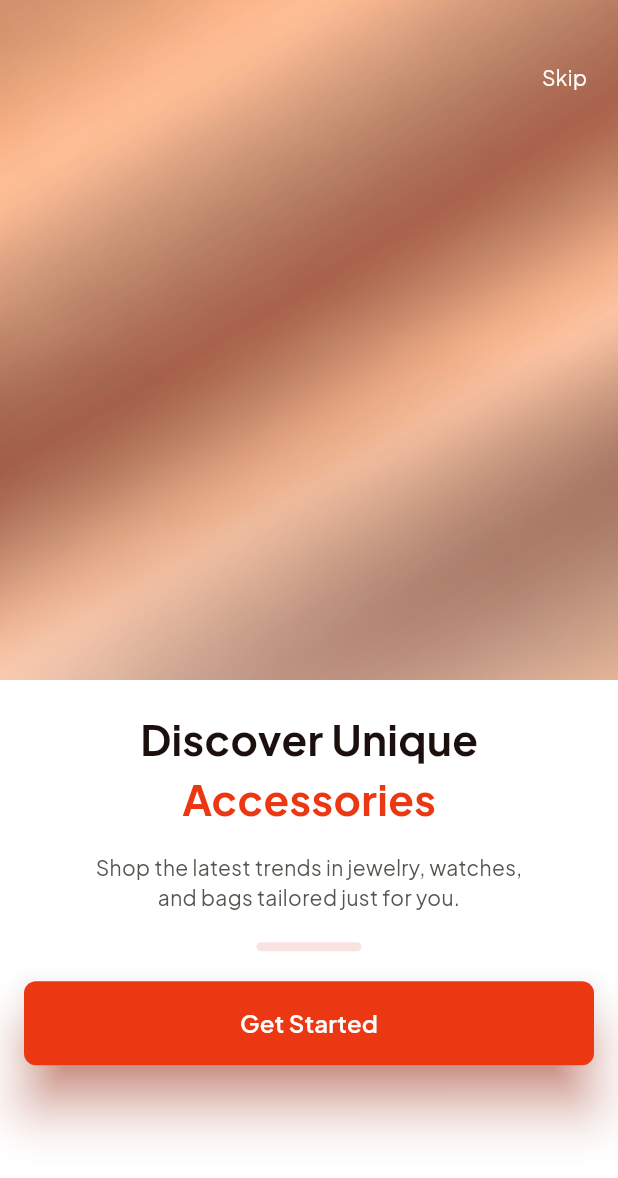
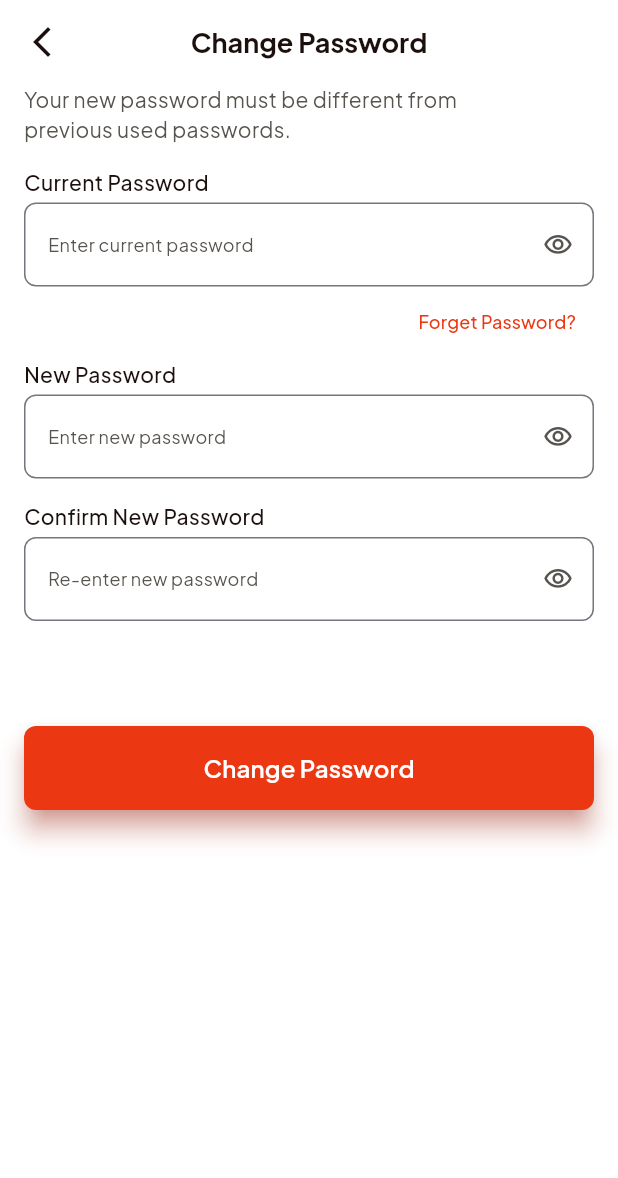
Before and after one commit to yousef1719/graduation_project_nti, a Flutter app: the screen it shows after launch, on a phone screen of 412 x 824 dp. Shown: the top 1178 px of the screen. Run offline on Flutter 3.47's test engine with Material 3 defaults, Android fonts, the phone set to English and light mode, and no system bars; our stand-ins replace flutter_svg.

Commit message:
Add Change Password Screen

```diff
--- /dev/null
+++ b/lib/core/shared_widgets/custom_app_bar.dart
@@ -0,0 +1,29 @@
+import 'package:flutter/material.dart';
+import 'package:graduation_project_nti/core/constants/app_colors.dart';
+import 'package:graduation_project_nti/core/shared_widgets/custom_text.dart';
+
+class CustomAppBar extends StatelessWidget {
+  const CustomAppBar({super.key, this.onPressedLeading, this.title});
+  final void Function()? onPressedLeading;
+  final String? title;
+
+  @override
+  Widget build(BuildContext context) {
+    return AppBar(
+      elevation: 0,
+      scrolledUnderElevation: 0,
+      backgroundColor: AppColors.backgroundColor,
+      centerTitle: true,
+      title: CustomText(
+        text: title ?? '',
+        fontSize: 18,
+        fontWeight: FontWeight.bold,
+        color: AppColors.textColor,
+      ),
+      leading: IconButton(
+        onPressed: onPressedLeading,
+        icon: Icon(Icons.arrow_back_ios_new, color: AppColors.textColor),
+      ),
+    );
+  }
+}
--- a/lib/core/shared_widgets/custom_elevated_button.dart
+++ b/lib/core/shared_widgets/custom_elevated_button.dart
@@ -19,8 +19,8 @@ class CustomElevatedButton extends StatelessWidget {
       style: ElevatedButton.styleFrom(
         backgroundColor: Color(0xffEC3713),
         minimumSize: Size(double.infinity, 56),
-        elevation: 15,
-        shadowColor: AppColors.primaryColor.withOpacity(1),
+        elevation: 7,
+        shadowColor: AppColors.primaryColor.withOpacity(0.8),
         shape: RoundedRectangleBorder(
           borderRadius: BorderRadiusGeometry.circular(8),
         ),
--- /dev/null
+++ b/lib/core/shared_widgets/custom_text_button.dart
@@ -0,0 +1,25 @@
+import 'package:flutter/material.dart';
+import 'package:graduation_project_nti/core/shared_widgets/custom_text.dart';
+
+class CustomTextButton extends StatelessWidget {
+  const CustomTextButton({
+    super.key,
+    this.onPressed,
+    required this.text,
+    required this.fontSize,
+    required this.color,
+  });
+  final void Function()? onPressed;
+  final String text;
+  final double fontSize;
+  final Color color;
+
+  @override
+  Widget build(BuildContext context) {
+    return TextButton(
+      onPressed: onPressed,
+
+      child: CustomText(text: text, fontSize: fontSize, color: color),
+    );
+  }
+}
--- a/lib/features/auth/presentation/screens/Create_password_Screen.dart
+++ b/lib/features/auth/presentation/screens/Create_password_Screen.dart
@@ -1,6 +1,7 @@
 import 'package:flutter/material.dart';
 import 'package:graduation_project_nti/core/constants/app_colors.dart';
 import 'package:graduation_project_nti/core/helpers/validators.dart';
+import 'package:graduation_project_nti/core/shared_widgets/custom_app_bar.dart';
 import 'package:graduation_project_nti/core/shared_widgets/custom_elevated_button.dart';
 import 'package:graduation_project_nti/features/auth/presentation/widgets/Header.dart';
 import 'package:graduation_project_nti/features/auth/presentation/widgets/custom_text_form_field.dart';
@@ -15,18 +16,17 @@ class CreatePasswordScreen extends StatefulWidget {
 class _CreatePasswordScreenState extends State<CreatePasswordScreen> {
   final TextEditingController newPassword = TextEditingController();
   final TextEditingController confirmPassword = TextEditingController();
-  bool isVisible = true;
+  bool isVisible = false;
   @override
   Widget build(BuildContext context) {
     return Scaffold(
       backgroundColor: AppColors.backgroundColor,
-      appBar: AppBar(
-        elevation: 0,
-        scrolledUnderElevation: 0,
-        backgroundColor: AppColors.backgroundColor,
-        leading: IconButton(
-          onPressed: () {},
-          icon: Icon(Icons.arrow_back_ios_new),
+      appBar: PreferredSize(
+        preferredSize: const Size.fromHeight(kToolbarHeight),
+        child: CustomAppBar(
+          onPressedLeading: () {
+            Navigator.pop(context);
+          },
         ),
       ),
       body: Padding(
--- a/lib/features/auth/presentation/screens/register_screen.dart
+++ b/lib/features/auth/presentation/screens/register_screen.dart
@@ -5,6 +5,7 @@ import 'package:flutter_svg/flutter_svg.dart';
 import 'package:graduation_project_nti/core/constants/app_colors.dart';
 import 'package:graduation_project_nti/core/constants/app_images.dart';
 import 'package:graduation_project_nti/core/helpers/validators.dart';
+import 'package:graduation_project_nti/core/shared_widgets/custom_app_bar.dart';
 import 'package:graduation_project_nti/core/shared_widgets/custom_elevated_button.dart';
 import 'package:graduation_project_nti/core/shared_widgets/custom_text.dart';
 import 'package:graduation_project_nti/features/auth/presentation/widgets/custom_text_form_field.dart';
@@ -36,13 +37,12 @@ class _RegisterScreenState extends State<RegisterScreen> {
   Widget build(BuildContext context) {
     return Scaffold(
       backgroundColor: AppColors.backgroundColor,
-      appBar: AppBar(
-        elevation: 0,
-        scrolledUnderElevation: 0,
-        backgroundColor: AppColors.backgroundColor,
-        leading: IconButton(
-          onPressed: () {},
-          icon: Icon(Icons.arrow_back_ios_new, color: AppColors.textColor),
+      appBar: PreferredSize(
+        preferredSize: const Size.fromHeight(kToolbarHeight),
+        child: CustomAppBar(
+          onPressedLeading: () {
+            Navigator.pop(context);
+          },
         ),
       ),
       body: SafeArea(
--- a/lib/features/auth/presentation/widgets/custom_text_form_field.dart
+++ b/lib/features/auth/presentation/widgets/custom_text_form_field.dart
@@ -61,7 +61,7 @@ class CustomTextField extends StatelessWidget {
             ),
           ),
         ),
-        SizedBox(height: 5),
+        // SizedBox(height: 5),
       ],
     );
   }
--- /dev/null
+++ b/lib/features/profile/presentation/screens/change_pssword_screen.dart
@@ -0,0 +1,139 @@
+import 'package:flutter/material.dart';
+import 'package:graduation_project_nti/core/constants/app_colors.dart';
+import 'package:graduation_project_nti/core/helpers/validators.dart';
+import 'package:graduation_project_nti/core/shared_widgets/custom_app_bar.dart';
+import 'package:graduation_project_nti/core/shared_widgets/custom_elevated_button.dart';
+import 'package:graduation_project_nti/core/shared_widgets/custom_text.dart';
+import 'package:graduation_project_nti/core/shared_widgets/custom_text_button.dart';
+import 'package:graduation_project_nti/features/auth/presentation/widgets/custom_text_form_field.dart';
+
+class ChangePasswordScreen extends StatefulWidget {
+  const ChangePasswordScreen({super.key});
+
+  @override
+  State<ChangePasswordScreen> createState() => _ChangePasswordScreenState();
+}
+
+class _ChangePasswordScreenState extends State<ChangePasswordScreen> {
+  TextEditingController currentPasswordController = TextEditingController();
+  TextEditingController newPasswordController = TextEditingController();
+  TextEditingController confirmNewPasswordController = TextEditingController();
+  bool isCurrentVisible = false;
+  bool isNewVisible = false;
+  bool isConfirmVisible = false;
+  @override
+  Widget build(BuildContext context) {
+    return Scaffold(
+      backgroundColor: AppColors.backgroundColor,
+      appBar: PreferredSize(
+        preferredSize: const Size.fromHeight(kToolbarHeight),
+        child: CustomAppBar(onPressedLeading: () {}, title: 'Change Password'),
+      ),
+      body: Padding(
+        padding: const EdgeInsets.symmetric(horizontal: 16),
+        child: SingleChildScrollView(
+          child: Column(
+            crossAxisAlignment: CrossAxisAlignment.start,
+            children: [
+              CustomText(
+                text:
+                    'Your new password must be different from\nprevious used passwords.',
+                fontSize: 14,
+                color: AppColors.hintTextColor,
+              ),
+              SizedBox(height: 15),
+              CustomTextField(
+                labelText: 'Current Password',
+                hintText: 'Enter current password',
+                controller: currentPasswordController,
+                obscureText: isCurrentVisible,
+                validator: (pass) {
+                  return Validator.validatePassword(pass!);
+                },
+                suffixIcon: IconButton(
+                  onPressed: () {
+                    setState(() {
+                      isCurrentVisible = !isCurrentVisible;
+                    });
+                  },
+                  icon: Icon(
+                    isCurrentVisible
+                        ? Icons.visibility_off_outlined
+                        : Icons.visibility_outlined,
+                  ),
+                  color: isCurrentVisible
+                      ? AppColors.primaryColor
+                      : AppColors.hintTextColor,
+                  iconSize: 20,
+                ),
+              ),
+              Row(
+                mainAxisAlignment: MainAxisAlignment.end,
+                children: [
+                  CustomTextButton(
+                    text: 'Forget Password?',
+                    fontSize: 12,
+                    color: AppColors.primaryColor,
+                  ),
+                ],
+              ),
+              CustomTextField(
+                labelText: 'New Password',
+                hintText: 'Enter new password',
+                controller: newPasswordController,
+                obscureText: isNewVisible,
+                validator: (pass) {
+                  return Validator.validatePassword(pass!);
+                },
+                suffixIcon: IconButton(
+                  onPressed: () {
+                    setState(() {
+                      isNewVisible = !isNewVisible;
+                    });
+                  },
+                  icon: Icon(
+                    isNewVisible
+                        ? Icons.visibility_off_outlined
+                        : Icons.visibility_outlined,
+                  ),
+                  color: isNewVisible
+                      ? AppColors.primaryColor
+                      : AppColors.hintTextColor,
+                  iconSize: 20,
+                ),
+              ),
+              SizedBox(height: 15),
+              CustomTextField(
+                labelText: 'Confirm New Password',
+                hintText: 'Re-enter new password',
+                controller: confirmNewPasswordController,
+                obscureText: isConfirmVisible,
+                validator: (pass) {
+                  return Validator.validatePassword(pass!);
+                },
+                suffixIcon: IconButton(
+                  onPressed: () {
+                    setState(() {
+                      isConfirmVisible = !isConfirmVisible;
+                    });
+                  },
+                  icon: Icon(
+                    isConfirmVisible
+                        ? Icons.visibility_off_outlined
+                        : Icons.visibility_outlined,
+                  ),
+                  color: isConfirmVisible
+                      ? AppColors.primaryColor
+                      : AppColors.hintTextColor,
+                  iconSize: 20,
+                ),
+              ),
+              SizedBox(height: 70),
+              CustomElevatedButton(onPressed: () {}, text: 'Change Password'),
+            ],
+          ),
+        ),
+      ),
+    );
+  }
+}
--- a/lib/main.dart
+++ b/lib/main.dart
@@ -1,4 +1,5 @@
 import 'package:flutter/material.dart';
+import 'package:graduation_project_nti/features/profile/presentation/screens/change_pssword_screen.dart';
 import 'package:graduation_project_nti/features/splash/presentation/screens/splash_screen.dart';
 
 void main() {
@@ -18,7 +19,7 @@ class GraduationProjectNti extends StatelessWidget {
           bodyMedium: TextStyle(fontFamily: 'Playfair'),
         ),
       ),
-      home: SplashScreen(),
+      home: ChangePasswordScreen(),
     );
   }
 }
```
